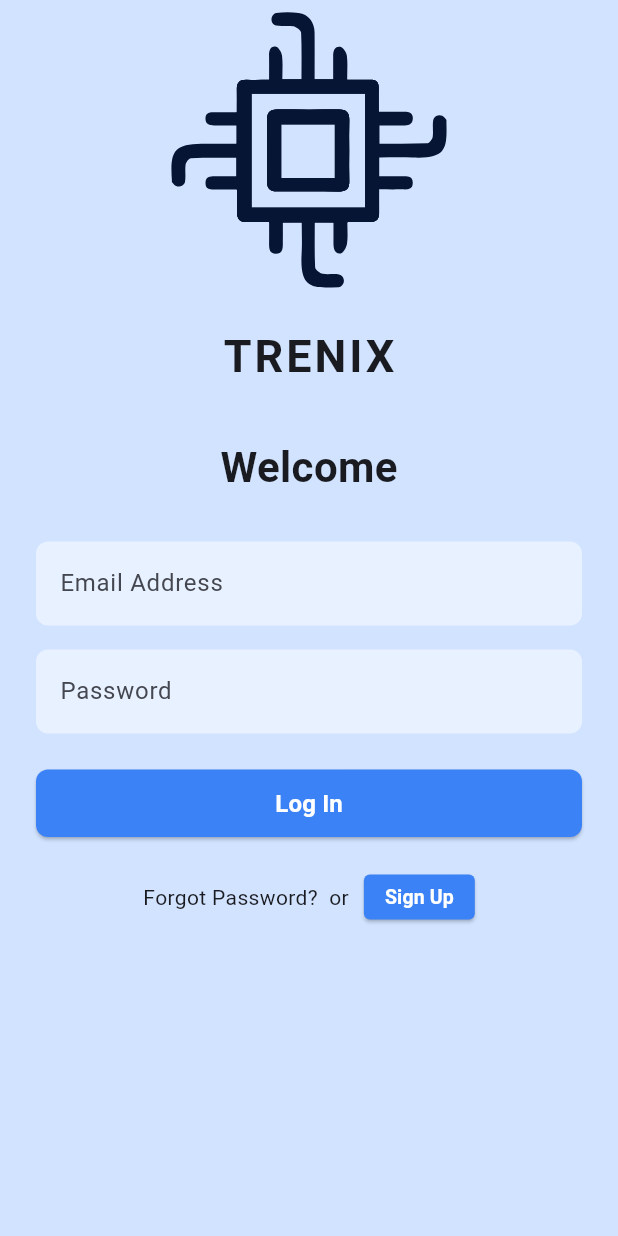
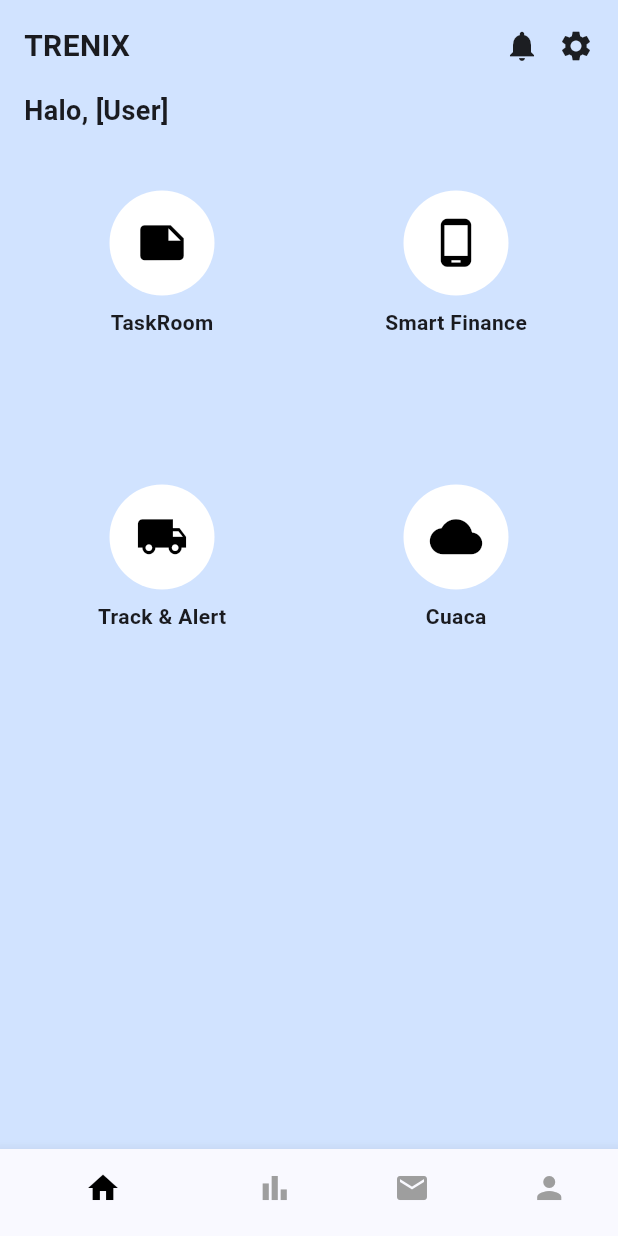
Before and after one commit to Evaazizah/my_app, a Flutter app: the LoginScreen screen opened by its route, after a tap on "Sign Up", on a phone screen of 412 x 824 dp. Run offline on Flutter 3.47's test engine with Material 3 defaults, Android fonts, the light colour scheme and no system bars; our stand-ins replace lottie.

Commit message:
nambah kode dashboard

```diff
--- a/lib/main.dart
+++ b/lib/main.dart
@@ -2,6 +2,7 @@ import 'package:flutter/material.dart';
 import 'screens/splash_screen.dart';
 import 'screens/onboarding/onboarding_screen.dart';
 import 'screens/LoginScreen.dart';
+import 'screens/dashboard_screen.dart';
 
 void main() {
   runApp(const MyApp());
@@ -24,6 +25,7 @@ class MyApp extends StatelessWidget {
         '/': (context) => const SplashScreen(),
         '/onboarding': (context) => const OnboardingScreen(),
         '/login': (context) => const LoginScreen(),
+        '/dashboard': (context) => DashboardScreen(),
       },
     );
   }
--- a/lib/screens/LoginScreen.dart
+++ b/lib/screens/LoginScreen.dart
@@ -14,8 +14,9 @@ class LoginScreen extends StatelessWidget {
           child: Column(
             crossAxisAlignment: CrossAxisAlignment.center,
             children: [
+              const SizedBox(height: 100),
               Lottie.asset('assets/icons/Logo.json', height: 200, width: 200),
-              const SizedBox(height: 16),
+              const SizedBox(height: 50),
 
               const Text(
                 'TRENIX',
@@ -26,14 +27,14 @@ class LoginScreen extends StatelessWidget {
                 ),
               ),
 
-              const SizedBox(height: 32),
+              const SizedBox(height: 40),
 
               const Text(
                 'Welcome',
                 style: TextStyle(fontSize: 28, fontWeight: FontWeight.bold),
               ),
 
-              const SizedBox(height: 30),
+              const SizedBox(height: 25),
 
               TextField(
                 decoration: InputDecoration(
@@ -95,7 +96,9 @@ class LoginScreen extends StatelessWidget {
                   const Text("or"),
                   const SizedBox(width: 10),
                   ElevatedButton(
-                    onPressed: () {},
+                    onPressed: () {
+                      Navigator.pushReplacementNamed(context, '/dashboard');
+                    },
                     style: ElevatedButton.styleFrom(
                       backgroundColor: const Color(0xFF3B82F6),
                       padding: const EdgeInsets.symmetric(horizontal: 14),
--- /dev/null
+++ b/lib/screens/dashboard_screen.dart
@@ -0,0 +1,123 @@
+import 'package:flutter/material.dart';
+
+class DashboardScreen extends StatefulWidget {
+  const DashboardScreen({super.key});
+
+  @override
+  State<DashboardScreen> createState() => _DashboardScreenState();
+}
+
+class _DashboardScreenState extends State<DashboardScreen> {
+  int _selectedIndex = 0;
+
+  final List<Widget> _pages = [
+    const MainDashboard(),
+    Center(child: Text('Statistics')),
+    Center(child: Text('Messages')),
+    Center(child: Text('Profile')),
+  ];
+
+  @override
+  Widget build(BuildContext context) {
+    return Scaffold(
+      backgroundColor: const Color(0xFFD1E3FF),
+      body: SafeArea(child: _pages[_selectedIndex]),
+
+      bottomNavigationBar: BottomNavigationBar(
+        currentIndex: _selectedIndex,
+        selectedItemColor: Colors.black,
+        unselectedItemColor: Colors.grey,
+        showSelectedLabels: false,
+        showUnselectedLabels: false,
+        onTap: (index) {
+          setState(() {
+            _selectedIndex = index;
+          });
+        },
+        items: const [
+          BottomNavigationBarItem(icon: Icon(Icons.home), label: 'Home'),
+          BottomNavigationBarItem(icon: Icon(Icons.bar_chart), label: 'Stats'),
+          BottomNavigationBarItem(icon: Icon(Icons.mail), label: 'Messages'),
+          BottomNavigationBarItem(icon: Icon(Icons.person), label: 'Profile'),
+        ],
+      ),
+    );
+  }
+}
+
+class MainDashboard extends StatelessWidget {
+  const MainDashboard({super.key});
+
+  @override
+  Widget build(BuildContext context) {
+    return Column(
+      children: [
+        Padding(
+          padding: const EdgeInsets.symmetric(horizontal: 16.0, vertical: 16),
+          child: Row(
+            mainAxisAlignment: MainAxisAlignment.spaceBetween,
+            children: const [
+              Text(
+                'TRENIX',
+                style: TextStyle(fontSize: 20, fontWeight: FontWeight.bold),
+              ),
+              Row(
+                children: [
+                  Icon(Icons.notifications),
+                  SizedBox(width: 12),
+                  Icon(Icons.settings),
+                ],
+              ),
+            ],
+          ),
+        ),
+
+        Padding(
+          padding: const EdgeInsets.symmetric(horizontal: 16.0),
+          child: const Align(
+            alignment: Alignment.centerLeft,
+            child: Text(
+              'Halo, [User]',
+              style: TextStyle(fontSize: 18, fontWeight: FontWeight.w600),
+            ),
+          ),
+        ),
+
+        const SizedBox(height: 20),
+
+        Expanded(
+          child: GridView.count(
+            crossAxisCount: 2,
+            padding: const EdgeInsets.all(20),
+            mainAxisSpacing: 20,
+            crossAxisSpacing: 20,
+            children: [
+              _buildMenuItem(Icons.note, 'TaskRoom'),
+              _buildMenuItem(Icons.phone_android, 'Smart Finance'),
+              _buildMenuItem(Icons.local_shipping, 'Track & Alert'),
+              _buildMenuItem(Icons.cloud, 'Cuaca'),
+            ],
+          ),
+        ),
+      ],
+    );
+  }
+
+  static Widget _buildMenuItem(IconData icon, String title) {
+    return GestureDetector(
+      onTap: () {},
+      child: Column(
+        mainAxisSize: MainAxisSize.min,
+        children: [
+          CircleAvatar(
+            radius: 35,
+            backgroundColor: Colors.white,
+            child: Icon(icon, size: 35, color: Colors.black),
+          ),
+          const SizedBox(height: 8),
+          Text(title, style: const TextStyle(fontWeight: FontWeight.bold)),
+        ],
+      ),
+    );
+  }
+}
```
